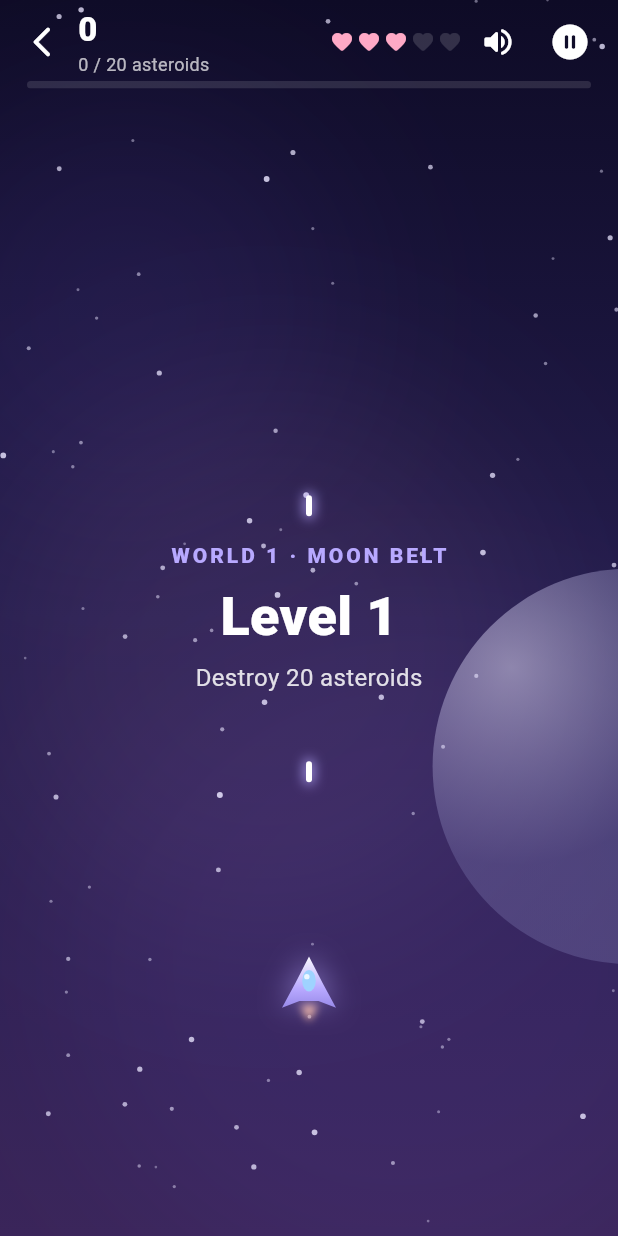
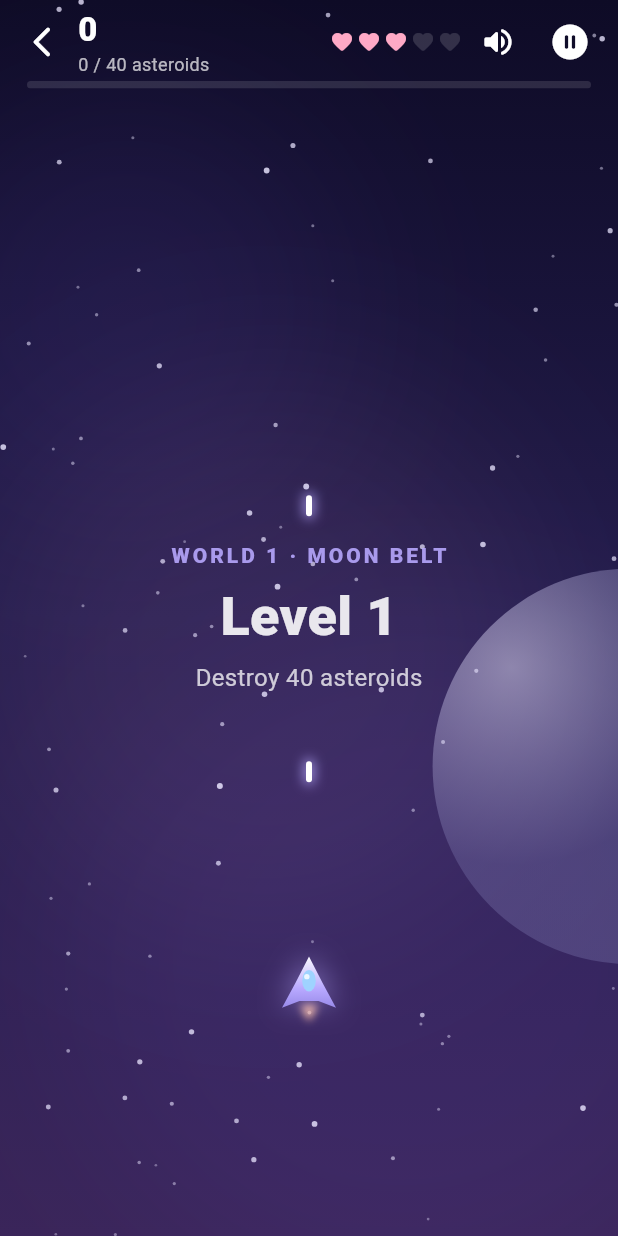
Before and after one commit to gurbanigulati17/lld, a Flutter app: the DashPlayScreen screen opened directly with sample values from the repository, after a tap on "Launch", on a phone screen of 412 x 824 dp. Run offline on Flutter 3.47's test engine with Material 3 defaults, Android fonts, the phone set to English and light mode, and no system bars; our stand-ins replace audioplayers, shared_preferences; accounts and stored records are empty.

Commit message:
Star Dash: longer levels and a calmer pace
Roughly double each level's goal (e.g. 40 asteroids instead of 20,
survive 75s instead of 40), give the bosses more health, lower enemy
speeds and the in-level speed ramp, slow comets and UFO fire, and
lengthen the level intro.

Co-Authored-By: Claude Opus 5.5 <noreply@anthropic.com>
Claude-Session: https://claude.ai/code/session_01FYkD5qyUUc8BCB8DtoAKn6

```diff
--- a/calm_pop/lib/games/star_dash/levels.dart
+++ b/calm_pop/lib/games/star_dash/levels.dart
@@ -128,15 +128,15 @@ class LevelSpec {
 }
 
 const levels = <LevelSpec>[
-  LevelSpec(number: 1, sector: 0, goal: Goal.destroy, target: 20, mix: {Foe.rock: 1}, spawnEvery: 1.0),
-  LevelSpec(number: 2, sector: 0, goal: Goal.survive, target: 40, mix: {Foe.rock: 1}, spawnEvery: 0.6, speed: 1.25),
-  LevelSpec(number: 3, sector: 1, goal: Goal.destroy, target: 25, mix: {Foe.rock: 0.6, Foe.comet: 0.4}, spawnEvery: 0.85),
-  LevelSpec(number: 4, sector: 1, goal: Goal.collect, target: 8, mix: {Foe.rock: 0.4, Foe.comet: 0.6}, spawnEvery: 0.75, speed: 1.15),
-  LevelSpec(number: 5, sector: 2, goal: Goal.destroy, target: 12, mix: {Foe.ufo: 1}, spawnEvery: 1.6),
+  LevelSpec(number: 1, sector: 0, goal: Goal.destroy, target: 40, mix: {Foe.rock: 1}, spawnEvery: 1.1, speed: 0.85),
+  LevelSpec(number: 2, sector: 0, goal: Goal.survive, target: 75, mix: {Foe.rock: 1}, spawnEvery: 0.8, speed: 1.0),
+  LevelSpec(number: 3, sector: 1, goal: Goal.destroy, target: 50, mix: {Foe.rock: 0.6, Foe.comet: 0.4}, spawnEvery: 0.95, speed: 0.9),
+  LevelSpec(number: 4, sector: 1, goal: Goal.collect, target: 15, mix: {Foe.rock: 0.4, Foe.comet: 0.6}, spawnEvery: 0.9, speed: 0.95),
+  LevelSpec(number: 5, sector: 2, goal: Goal.destroy, target: 20, mix: {Foe.ufo: 1}, spawnEvery: 1.8),
   LevelSpec(number: 6, sector: 2, goal: Goal.boss, target: 1, mix: {}, boss: 1),
-  LevelSpec(number: 7, sector: 3, goal: Goal.destroy, target: 30, mix: {Foe.rock: 0.35, Foe.mine: 0.45, Foe.comet: 0.2}, spawnEvery: 0.8),
-  LevelSpec(number: 8, sector: 3, goal: Goal.survive, target: 60, mix: {Foe.rock: 0.3, Foe.mine: 0.3, Foe.comet: 0.2, Foe.ufo: 0.2}, spawnEvery: 0.7, speed: 1.15),
-  LevelSpec(number: 9, sector: 4, goal: Goal.destroy, target: 40, mix: {Foe.rock: 0.3, Foe.comet: 0.25, Foe.ufo: 0.25, Foe.mine: 0.2}, spawnEvery: 0.6, speed: 1.2),
+  LevelSpec(number: 7, sector: 3, goal: Goal.destroy, target: 60, mix: {Foe.rock: 0.35, Foe.mine: 0.45, Foe.comet: 0.2}, spawnEvery: 0.9, speed: 0.95),
+  LevelSpec(number: 8, sector: 3, goal: Goal.survive, target: 100, mix: {Foe.rock: 0.3, Foe.mine: 0.3, Foe.comet: 0.2, Foe.ufo: 0.2}, spawnEvery: 0.85, speed: 1.0),
+  LevelSpec(number: 9, sector: 4, goal: Goal.destroy, target: 80, mix: {Foe.rock: 0.3, Foe.comet: 0.25, Foe.ufo: 0.25, Foe.mine: 0.2}, spawnEvery: 0.75, speed: 1.0),
   LevelSpec(number: 10, sector: 4, goal: Goal.boss, target: 1, mix: {}, boss: 2),
 ];
 
--- a/calm_pop/lib/games/star_dash/world.dart
+++ b/calm_pop/lib/games/star_dash/world.dart
@@ -124,7 +124,7 @@ class DashWorld extends ChangeNotifier {
 
   static const playerRadius = 18.0;
   static const maxLives = 5;
-  static const introTime = 2.4;
+  static const introTime = 3.0;
 
   final LevelSpec level;
   final ShipSpec ship;
@@ -306,13 +306,13 @@ class DashWorld extends ChangeNotifier {
         warning -= dt;
         if (warning <= 0) {
           warning = -1;
-          boss = Boss(level.boss, Offset(size.width / 2, -60), level.boss == 1 ? 70 : 190);
+          boss = Boss(level.boss, Offset(size.width / 2, -60), level.boss == 1 ? 120 : 300);
         }
       }
     } else {
       _spawnCd -= dt;
       if (_spawnCd <= 0) {
-        final ramp = level.goal == Goal.endless ? max(0.35, 1 - time * 0.008) : max(0.7, 1 - time * 0.004);
+        final ramp = level.goal == Goal.endless ? max(0.35, 1 - time * 0.008) : max(0.8, 1 - time * 0.002);
         _spawnCd = level.spawnEvery * ramp * (0.7 + _rand.nextDouble() * 0.6);
         _spawnFoe(_pickFoe());
       }
@@ -371,7 +371,7 @@ class DashWorld extends ChangeNotifier {
         final x = _rand.nextDouble() * w;
         final target = Offset(player.dx + (_rand.nextDouble() - 0.5) * 160, size.height);
         final dir = (target - Offset(x, -20));
-        final v = dir / dir.distance * (300 + _rand.nextDouble() * 80) * _speed;
+        final v = dir / dir.distance * (250 + _rand.nextDouble() * 70) * _speed;
         enemies.add(Enemy(Foe.comet, Offset(x, -20), v, 11, 1, const Color(0xFFBFF3FF)));
       case Foe.ufo:
         final e = Enemy(Foe.ufo, at ?? Offset(40 + _rand.nextDouble() * (w - 80), -24), Offset.zero, 22, 3,
@@ -425,8 +425,8 @@ class DashWorld extends ChangeNotifier {
           e.p = Offset(x, y);
           e.fireCd -= dt;
           if (e.fireCd <= 0 && e.p.dy > 0 && !leaving) {
-            e.fireCd = 1.6 + _rand.nextDouble() * 1.4;
-            _aimedShot(e.p.translate(0, 12), 230);
+            e.fireCd = 2.0 + _rand.nextDouble() * 1.6;
+            _aimedShot(e.p.translate(0, 12), 200);
           }
         case Foe.mine:
           final toPlayer = player - e.p;
```
